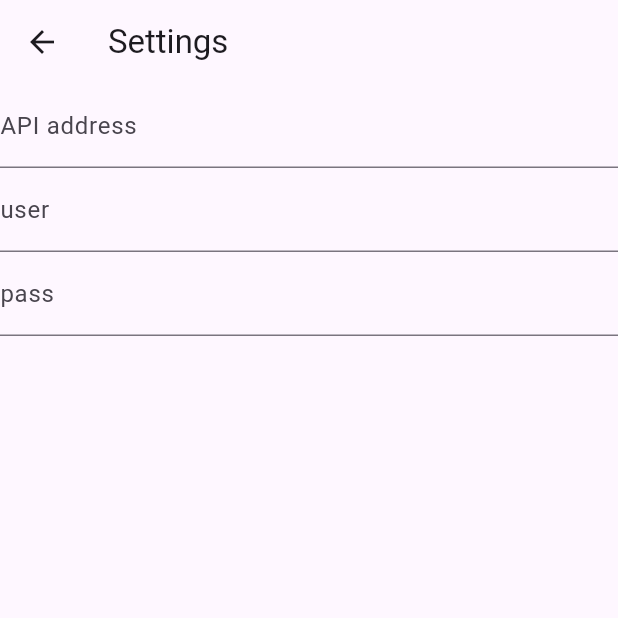
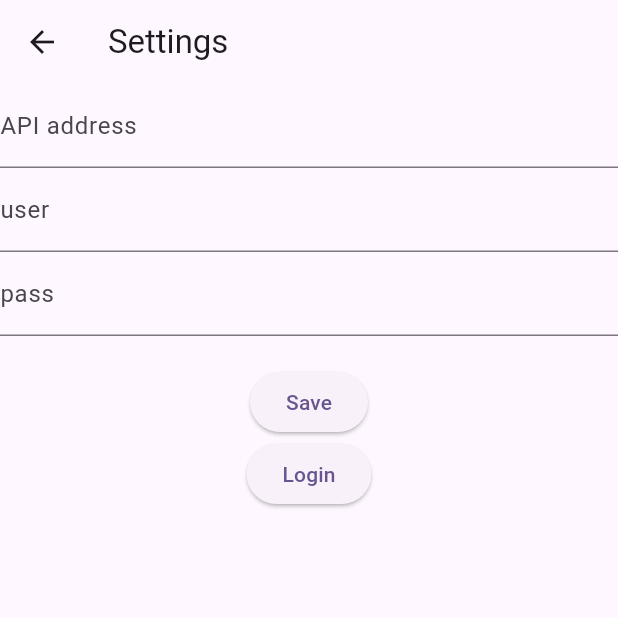
Before and after one commit to stoprain/readify, a Flutter app: the screen it shows after launch, after a tap on the "settings" icon, on a phone screen of 412 x 824 dp, the top half of it. Run offline on Flutter 3.47's test engine with Material 3 defaults, Android fonts, the phone set to English and light mode, and no system bars; our stand-ins replace flutter_widget_from_html, shared_preferences.

Commit message:
in progress

```diff
--- a/lib/screens/setting_screen.dart
+++ b/lib/screens/setting_screen.dart
@@ -10,12 +10,10 @@ class SettingScreen extends StatefulWidget {
 }
 
 class SettingScreenState extends State<SettingScreen> {
+  final GlobalKey<FormState> _formKey = GlobalKey<FormState>();
   String _api = '';
   String _user = '';
   String _pass = '';
-  final _apiText = TextEditingController();
-  final _userText = TextEditingController();
-  final _passText = TextEditingController();
 
   @override
   void initState() {
@@ -24,12 +22,22 @@ class SettingScreenState extends State<SettingScreen> {
   }
 
   Future<void> _loadData() async {
-    setState(() {
-      _api = Preference.getString(Preference.API) ?? '';
-      _user = Preference.getString(Preference.USER) ?? '';
-      _pass = Preference.getString(Preference.PASS) ?? '';
-    });
+    setState(() {});
   }
+
+  void _submitForm() {
+    if (_formKey.currentState!.validate()) {
+      _formKey.currentState!.save();
+
+      Preference.setString(Preference.API, _api);
+      Preference.setString(Preference.USER, _user);
+      Preference.setString(Preference.PASS, _pass);
+
+      Navigator.pop(context);
+    }
+  }
+
+  void _login() {}
 
   @override
   Widget build(BuildContext context) {
@@ -37,11 +45,13 @@ class SettingScreenState extends State<SettingScreen> {
       appBar: AppBar(
         title: const Text('Settings'),
       ),
-      body: Center(
+      body: Form(
+          key: _formKey,
           child: Column(
             children: [
               TextFormField(
                 decoration: const InputDecoration(labelText: 'API address'),
+                initialValue: Preference.getString(Preference.API),
                 validator: (value) {
                   if (value!.isEmpty) {
                     return 'Please enter API address';
@@ -54,57 +64,39 @@ class SettingScreenState extends State<SettingScreen> {
               ),
               TextFormField(
                 decoration: const InputDecoration(labelText: 'user'),
+                initialValue: Preference.getString(Preference.USER),
                 validator: (value) {
                   if (value!.isEmpty) {
                     return 'Please enter user';
                   }
                   return null;
                 },
+                onSaved: (value) {
+                  _user = value!;
+                },
               ),
               TextFormField(
                 decoration: const InputDecoration(labelText: 'pass'),
+                initialValue: Preference.getString(Preference.PASS),
                 validator: (value) {
                   if (value!.isEmpty) {
                     return 'Please enter pass';
                   }
                   return null;
                 },
+                onSaved: (value) {
+                  _pass = value!;
+                },
               ),
-          // const Text('api address'),
-          // StatefulBuilder(
-          //     builder: (BuildContext context, StateSetter setState) {
-          //   _apiText.text = _api;
-          //   return TextField(
-          //     controller: _apiText,
-          //   );
-          // }),
-          // const Text('user'),
-          // StatefulBuilder(
-          //     builder: (BuildContext context, StateSetter setState) {
-          //   _userText.text = _user;
-          //   return TextField(
-          //     controller: _userText,
-          //   );
-          // }),
-          // const Text('pass'),
-          // StatefulBuilder(
-          //     builder: (BuildContext context, StateSetter setState) {
-          //   _passText.text = _pass;
-          //   return TextField(
-          //     controller: _passText,
-          //   );
-          // }),
-          // ElevatedButton(
-          //   onPressed: () {
-          //     Preference.setString(Preference.API, _apiText.text);
-          //     Preference.setString(Preference.USER, _userText.text);
-          //     Preference.setString(Preference.PASS, _passText.text);
-          //     if (context.mounted) {
-          //       Navigator.pop(context);
-          //     }
-          //   },
-          //   child: const Text('Save'),
-          // ),
+              const SizedBox(height: 20.0),
+              ElevatedButton(
+                onPressed: _submitForm,
+                child: const Text('Save'),
+              ),
+              ElevatedButton(
+                onPressed: _login,
+                child: const Text('Login'),
+              ),
             ],
           )),
     );
```
Also changed, not shown: lib/screens/homepage_screen.dart (+5 -12 lines), lib/util/network.dart (added, +44 -0 lines), lib/widgets/global_snack_bar.dart (added, +33 -0 lines). Lines whose indentation alone changed are shown as unchanged.
